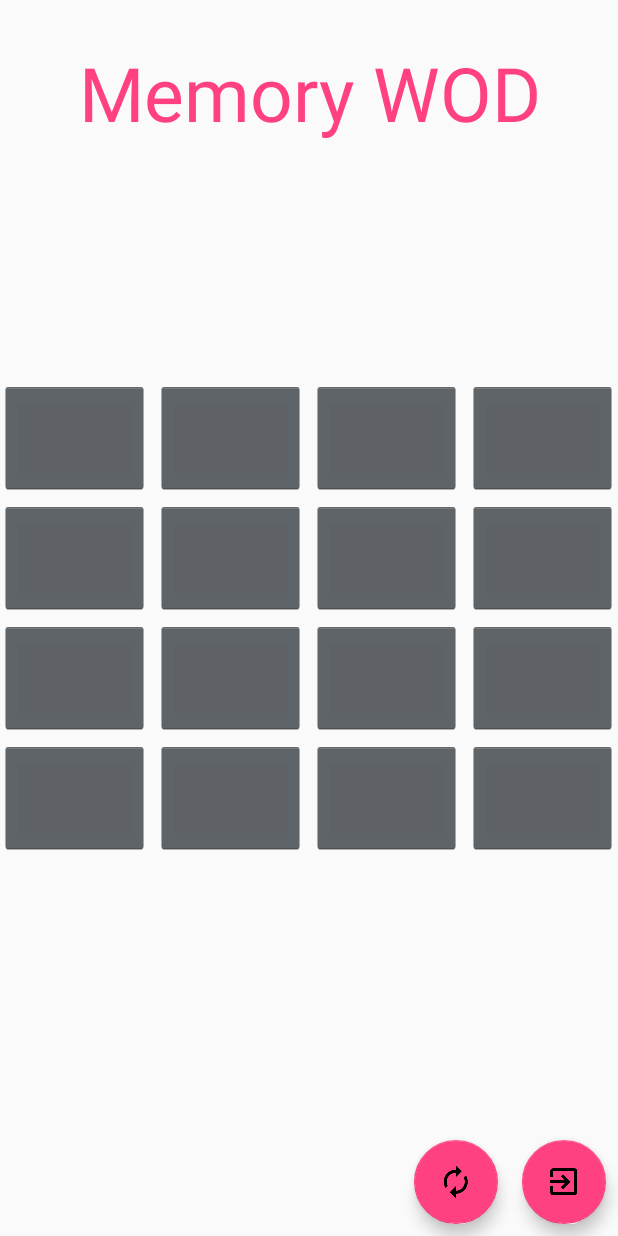
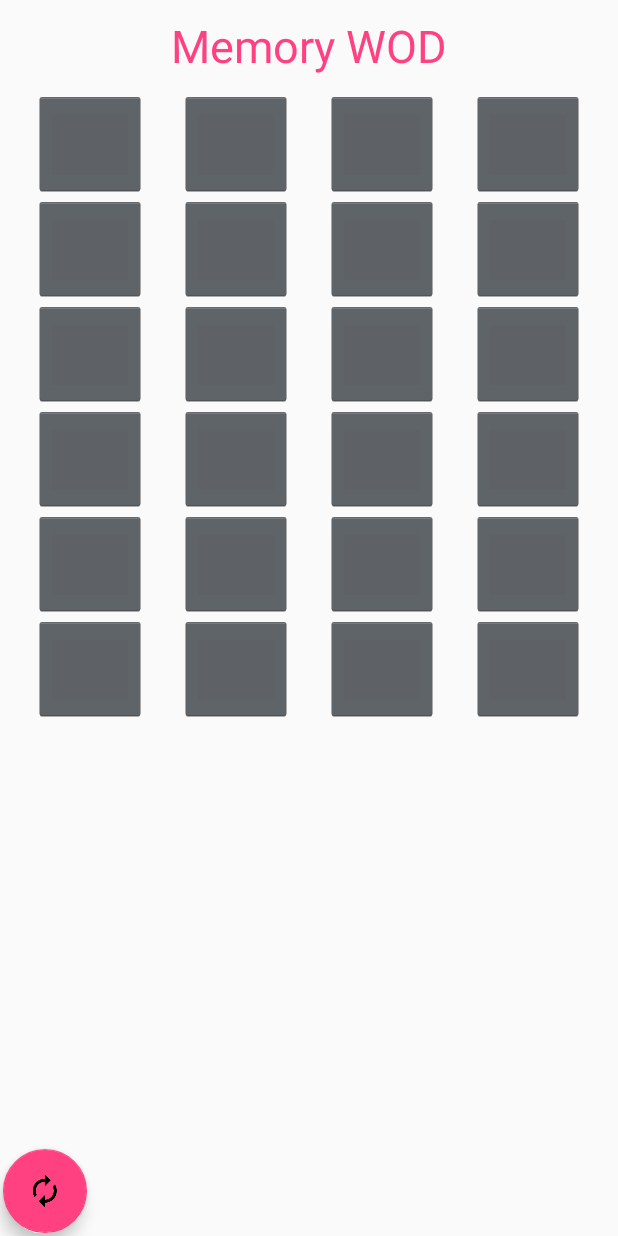
Before and after one commit to uncopyrightedapps/games-memory-wod, an Android app: the screen it shows after launch (PlayGameActivity), on a phone screen of 412 x 824 dp. Run offline under Robolectric (Android 15) with nearby library versions, the light colour scheme and no system bars.

Commit message:
Fixed layout, allow only two pieces flipped, added main song

```diff
--- a/app/build.gradle
+++ b/app/build.gradle
@@ -7,20 +7,22 @@ android {
         applicationId "org.uncopyrightedapps.games.memory_wod"
         minSdkVersion 19
         targetSdkVersion 25
-        versionCode 1
+        versionCode 2
         versionName "1.0"
         testInstrumentationRunner "android.support.test.runner.AndroidJUnitRunner"
     }
     buildTypes {
         release {
-            minifyEnabled false
+            minifyEnabled true
             proguardFiles getDefaultProguardFile('proguard-android.txt'), 'proguard-rules.pro'
         }
+    }
+    productFlavors {
     }
 }
 
 dependencies {
-    compile fileTree(dir: 'libs', include: ['*.jar'])
+    compile fileTree(include: ['*.jar'], dir: 'libs')
     androidTestCompile('com.android.support.test.espresso:espresso-core:2.2.2', {
         exclude group: 'com.android.support', module: 'support-annotations'
     })
--- a/app/src/main/java/org/uncopyrightedapps/games/memory_wod/PieceAdapter.java
+++ b/app/src/main/java/org/uncopyrightedapps/games/memory_wod/PieceAdapter.java
@@ -18,7 +18,6 @@ import java.util.List;
 public class PieceAdapter extends BaseAdapter {
 
     private static final String PIECE_BACK = "";
-    private final MediaPlayer mMediaPlayer;
     private final MediaPlayer mMediaPlayerGameOver;
 
     private Context mContext;
@@ -33,7 +32,6 @@ public class PieceAdapter extends BaseAdapter {
 
         this.mViewMap = new SparseArray<>();
 
-        this.mMediaPlayer = MediaPlayer.create(mContext, R.raw.applause);
         this.mMediaPlayerGameOver = MediaPlayer.create(mContext, R.raw.long_applause);
     }
 
@@ -100,6 +98,10 @@ public class PieceAdapter extends BaseAdapter {
 
         @Override
         public void onClick(View v) {
+            if (mEngine.numberOfPiecesFlippedIs(2)) {
+                return;
+            }
+
             mEngine.flip(mPosition);
             TextView textView = (TextView) v;
             textView.setText(getPieceText(mPosition, mPiece));
@@ -123,7 +125,6 @@ public class PieceAdapter extends BaseAdapter {
                     if (mEngine.gameOver()) {
                         mMediaPlayerGameOver.start();
                     } else {
-                        mMediaPlayer.start();
                         mEngine.clearFlippedPieces();
                     }
                 }
--- a/app/src/main/java/org/uncopyrightedapps/games/memory_wod/PlayGameActivity.java
+++ b/app/src/main/java/org/uncopyrightedapps/games/memory_wod/PlayGameActivity.java
@@ -1,5 +1,6 @@
 package org.uncopyrightedapps.games.memory_wod;
 
+import android.media.MediaPlayer;
 import android.os.Bundle;
 import android.support.design.widget.FloatingActionButton;
 import android.support.v7.app.ActionBar;
@@ -12,12 +13,13 @@ import org.uncopyrightedapps.games.memory_wod.engine.GameEngine;
 public class PlayGameActivity extends AppCompatActivity {
     private GridView gridview;
     private GameEngine mEngine;
+    private MediaPlayer mMediaPlayer;
 
     @Override
     protected void onCreate(Bundle savedInstanceState) {
         super.onCreate(savedInstanceState);
 
-        mEngine = new GameEngine(4, 4);
+        mEngine = new GameEngine(6, 4);
         mEngine.shuffle();
 
         setContentView(R.layout.activity_play_game);
@@ -27,15 +29,7 @@ public class PlayGameActivity extends AppCompatActivity {
 
         setAdapter();
 
-        FloatingActionButton exitButton = (FloatingActionButton) findViewById(R.id.exitButton);
         FloatingActionButton restartButton = (FloatingActionButton) findViewById(R.id.restartButton);
-
-        exitButton.setOnClickListener(new View.OnClickListener() {
-            @Override
-            public void onClick(View v) {
-                finish();
-            }
-        });
 
         restartButton.setOnClickListener(new View.OnClickListener() {
             @Override
@@ -44,6 +38,8 @@ public class PlayGameActivity extends AppCompatActivity {
                 setAdapter();
             }
         });
+
+        this.mMediaPlayer = MediaPlayer.create(this, R.raw.song1);
     }
 
     private void setAdapter() {
@@ -52,9 +48,22 @@ public class PlayGameActivity extends AppCompatActivity {
     }
 
     @Override
+    protected void onRestart() {
+        super.onRestart();
+        hide();
+    }
+
+    @Override
+    protected void onResume() {
+        super.onResume();
+        hide();
+    }
+
+    @Override
     protected void onPostCreate(Bundle savedInstanceState) {
         super.onPostCreate(savedInstanceState);
         hide();
+        mMediaPlayer.start();
     }
 
     private void hide() {
--- a/app/src/main/res/layout/activity_play_game.xml
+++ b/app/src/main/res/layout/activity_play_game.xml
@@ -8,10 +8,12 @@
         android:layout_width="match_parent"
         android:layout_height="wrap_content"
         android:layout_centerHorizontal="true"
-        android:textSize="50sp"
+        android:textSize="30sp"
         android:gravity="center"
-        android:layout_marginTop="28dp"
+        android:layout_marginTop="10dp"
+        android:layout_marginBottom="10dp"
         android:textColor="@color/colorAccent"
+        android:id="@+id/mainTitle"
         android:text="Memory WOD"
         />
 
@@ -19,32 +21,18 @@
         android:id="@+id/gridview"
         android:layout_width="match_parent"
         android:layout_height="wrap_content"
-        android:columnWidth="90dp"
-        android:verticalSpacing="5dp"
-        android:horizontalSpacing="5dp"
-        android:stretchMode="columnWidth"
-        android:layout_centerInParent="true"
-        android:layout_centerVertical="true"
+        android:columnWidth="75dp"
+        android:stretchMode="spacingWidthUniform"
         android:layout_centerHorizontal="true"
+        android:layout_below="@id/mainTitle"
         />
 
     <android.support.design.widget.FloatingActionButton
         android:layout_width="wrap_content"
         android:layout_height="wrap_content"
         android:layout_alignParentBottom="true"
-        android:layout_alignParentRight="true"
-        android:layout_margin="8dp"
-        android:clickable="true"
-        android:id="@+id/exitButton"
-        android:src="@drawable/ic_exit_to_app_black_24dp" />
-
-    <android.support.design.widget.FloatingActionButton
-        android:layout_width="wrap_content"
-        android:layout_height="wrap_content"
-        android:layout_alignParentBottom="true"
-        android:layout_margin="8dp"
+        android:layout_margin="2dp"
         android:id="@+id/restartButton"
-        android:layout_toStartOf="@id/exitButton"
         android:clickable="true"
         android:src="@drawable/ic_autorenew_black_24dp" />
 
--- a/app/src/main/res/layout/piece_view.xml
+++ b/app/src/main/res/layout/piece_view.xml
@@ -1,15 +1,15 @@
 <?xml version="1.0" encoding="utf-8"?>
 <LinearLayout xmlns:android="http://schemas.android.com/apk/res/android"
-    android:orientation="vertical" android:layout_width="match_parent"
-    android:layout_height="match_parent">
+    android:orientation="vertical"
+    android:layout_width="match_parent"
+    android:layout_height="75dp">
 
     <TextView
         android:id="@+id/pieceText"
-        android:layout_height="wrap_content"
-        android:layout_width="fill_parent"
-        android:height="75dp"
-        android:textSize="50sp"
-        android:layout_gravity="center_vertical"
+        android:layout_width="match_parent"
+        android:layout_height="match_parent"
+        android:gravity="center"
+        android:textSize="40sp"
         style="@android:style/Widget.Holo.Button" />
 
 </LinearLayout>
```
Also changed, not shown: app/src/main/ic_launcher-web.png (added), app/src/main/res/mipmap-hdpi/ic_launcher.png, app/src/main/res/mipmap-mdpi/ic_launcher.png, app/src/main/res/mipmap-xhdpi/ic_launcher.png, app/src/main/res/mipmap-xxhdpi/ic_launcher.png, app/src/main/res/mipmap-xxxhdpi/ic_launcher.png, 2 other files.
